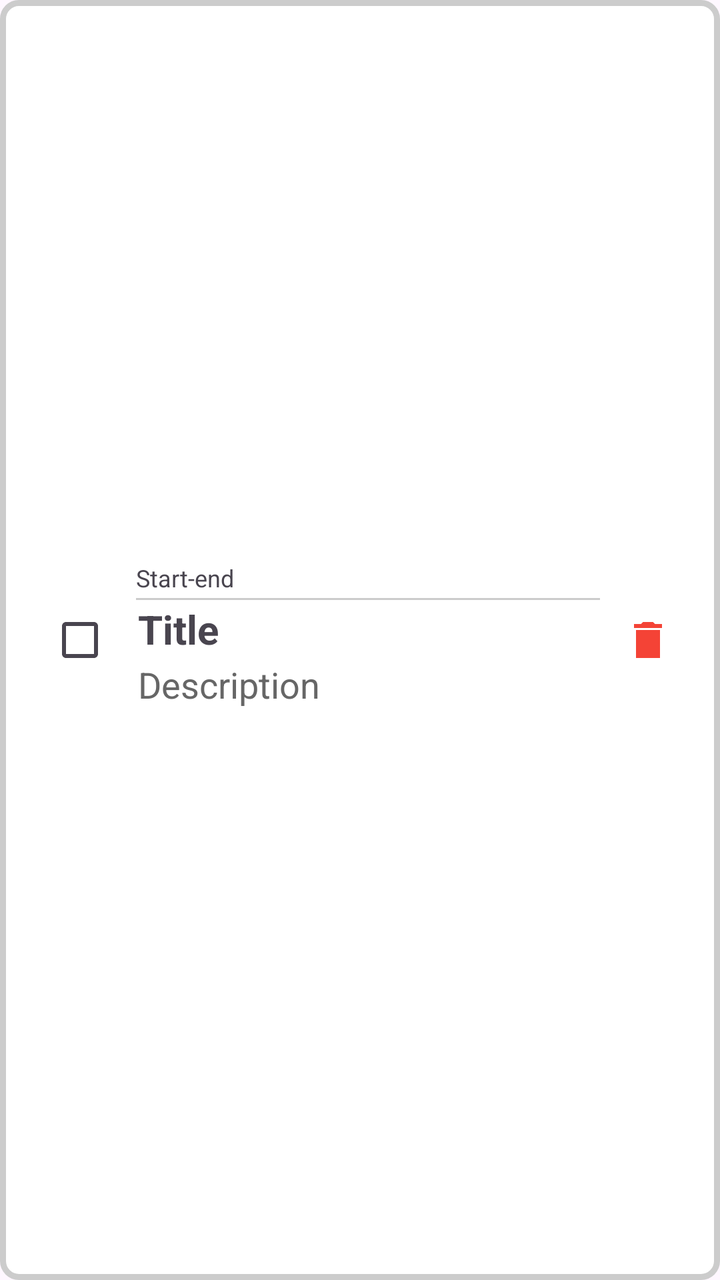
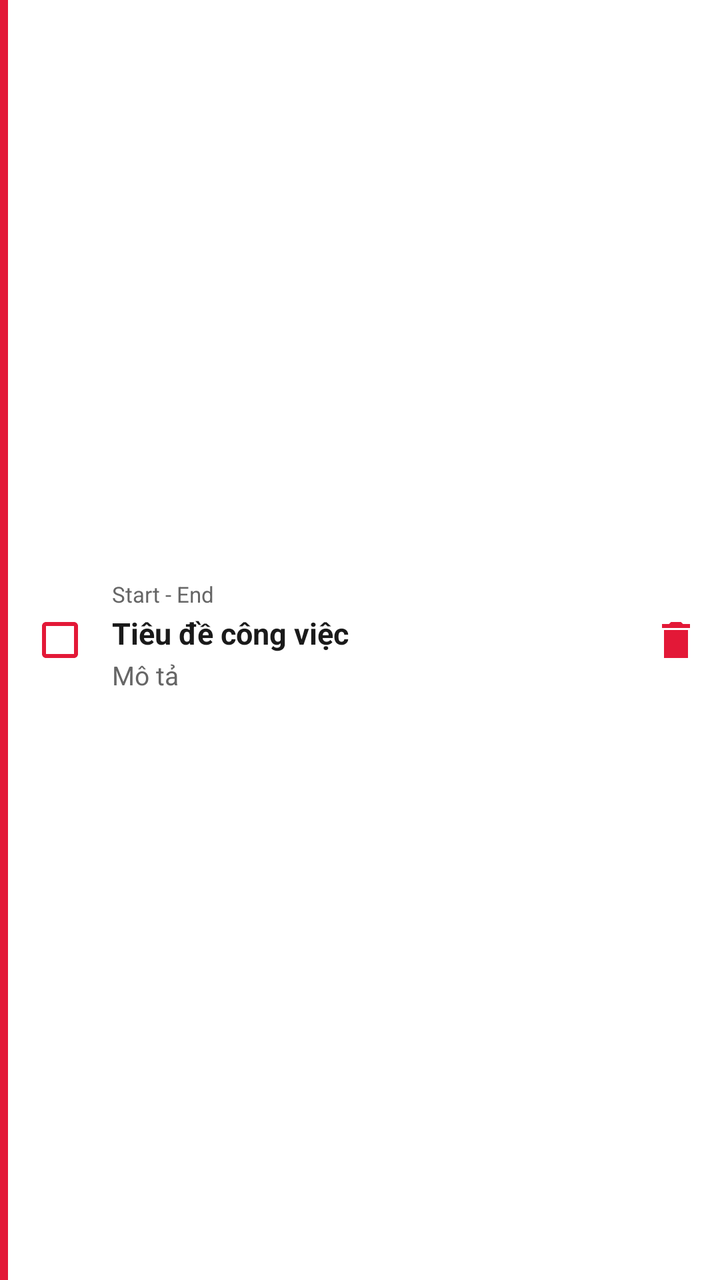

Before-and-after screenshots of an Android layout around one commit, followed by the original layout XML and the change that was made.
<!-- AndroidManifest.xml: application theme Theme.TodoApp -->
<!-- res/layout/task_layout.xml -->
<?xml version="1.0" encoding="utf-8"?>
<androidx.constraintlayout.widget.ConstraintLayout xmlns:android="http://schemas.android.com/apk/res/android"
    xmlns:app="http://schemas.android.com/apk/res-auto"
    android:layout_width="match_parent"
    android:layout_height="wrap_content"
    android:background="@drawable/task_border"
    android:orientation="vertical"
    android:layout_marginVertical="4dp"
    android:padding="12dp">


    <CheckBox
        android:id="@+id/checkbox"
        android:layout_width="56dp"
        android:layout_height="56dp"

        app:layout_constraintBottom_toBottomOf="parent"
        app:layout_constraintStart_toStartOf="parent"
        app:layout_constraintTop_toTopOf="parent" />


    <LinearLayout
        android:id="@+id/linearTextGroup"
        android:layout_width="0dp"
        android:layout_height="wrap_content"
        android:orientation="vertical"

        app:layout_constraintBottom_toBottomOf="parent"
        app:layout_constraintEnd_toStartOf="@id/delete_button"
        app:layout_constraintStart_toEndOf="@id/checkbox"
        app:layout_constraintTop_toTopOf="parent">

        <TextView
            android:id="@+id/tvTime"
            android:layout_width="match_parent"
            android:layout_height="wrap_content"
            android:text="Start-end"
            android:textSize="12sp" />

        <View
            android:layout_width="match_parent"
            android:layout_height="1dp"
            android:layout_marginTop="2dp"
            android:background="#CCCCCC" />

        <TextView
            android:id="@+id/tvTitle"
            android:layout_width="match_parent"
            android:layout_height="wrap_content"
            android:ellipsize="end"
            android:maxLines="2"
            android:padding="1dp"
            android:text="Title"
            android:textSize="20sp"
            android:textStyle="bold" />

        <TextView
            android:id="@+id/tvDescription"
            android:layout_width="match_parent"
            android:layout_height="wrap_content"
            android:ellipsize="end"
            android:maxLines="4"
            android:padding="1dp"
            android:text="Description"
            android:textColor="#666666"
            android:textSize="18sp" />

        
        <HorizontalScrollView
            android:layout_width="match_parent"
            android:layout_height="wrap_content"
            android:layout_marginTop="4dp"
            android:scrollbars="none">

            <LinearLayout
                android:id="@+id/tagsContainer"
                android:layout_width="wrap_content"
                android:layout_height="wrap_content"
                android:orientation="horizontal" />

        </HorizontalScrollView>

    </LinearLayout>

    <ImageView
        android:id="@+id/delete_button"
        android:layout_width="48dp"
        android:layout_height="48dp"

        android:contentDescription="Delete task"
        android:scaleType="centerInside"
        android:src="@drawable/ic_deletetask"
        app:backgroundTint="@color/white"
        app:layout_constraintBottom_toBottomOf="parent"

        app:layout_constraintEnd_toEndOf="parent"
        app:layout_constraintTop_toTopOf="parent"
        app:tint="@color/red" />

</androidx.constraintlayout.widget.ConstraintLayout>
<!-- resources referenced by this layout -->
<resources>
  <color name="red">#F44336</color>
  <color name="white">#FFFFFFFF</color>
  <!-- drawable ic_deletetask (drawable) -->
  <vector xmlns:android="http://schemas.android.com/apk/res/android"
      android:height="24dp"
      android:tint="#80081E"
      android:viewportHeight="24"
      android:viewportWidth="24"
      android:width="24dp">
  
      <path
          android:fillColor="@android:color/white"
          android:pathData="M6,21h12V7H6v14zM19,4h-3.5l-1,-1h-5l-1,1H5v2h14V4z" />
  
  </vector>
  <!-- drawable task_border (drawable) -->
  <?xml version="1.0" encoding="utf-8"?>
  <shape xmlns:android="http://schemas.android.com/apk/res/android"
      android:shape="rectangle">
      
      <stroke
          android:width="3dp"
          android:color="#CCCCCC" />
  
      
      <corners android:radius="8dp" />
  
      
      <solid android:color="#FFFFFF" />
  
      
      <padding
          android:left="8dp"
          android:top="8dp"
          android:right="8dp"
          android:bottom="8dp" />
  </shape>
  <style name="Theme.TodoApp" parent="Base.Theme.TodoApp">
          
          <item name="android:windowOptOutEdgeToEdgeEnforcement" tools:targetApi="35">true</item>
      </style>
  <style name="Base.Theme.TodoApp" parent="Theme.Material3.DayNight.NoActionBar">
          
          
      </style>
</resources>

<!-- the commit's change to res/layout/task_layout.xml (unified diff, before → after) -->
@@ -1,71 +1,71 @@
 <?xml version="1.0" encoding="utf-8"?>
-<androidx.constraintlayout.widget.ConstraintLayout xmlns:android="http://schemas.android.com/apk/res/android"
+<LinearLayout xmlns:android="http://schemas.android.com/apk/res/android"
     xmlns:app="http://schemas.android.com/apk/res-auto"
     android:layout_width="match_parent"
     android:layout_height="wrap_content"
-    android:background="@drawable/task_border"
-    android:orientation="vertical"
+    android:layout_marginHorizontal="0dp"
     android:layout_marginVertical="4dp"
-    android:padding="12dp">
+    android:background="@android:color/white"
+    android:elevation="1dp"
+    android:orientation="horizontal">
 
+    
+    <View
+        android:id="@+id/viewPriorityAccent"
+        android:layout_width="4dp"
+        android:layout_height="match_parent"
+        android:background="@color/hust_red" />
 
+    
     <CheckBox
         android:id="@+id/checkbox"
-        android:layout_width="56dp"
-        android:layout_height="56dp"
+        android:layout_width="52dp"
+        android:layout_height="match_parent"
+        android:layout_gravity="center_vertical"
+        android:gravity="center"
+        android:buttonTint="@color/hust_red" />
 
-        app:layout_constraintBottom_toBottomOf="parent"
-        app:layout_constraintStart_toStartOf="parent"
-        app:layout_constraintTop_toTopOf="parent" />
-
-
+    
     <LinearLayout
         android:id="@+id/linearTextGroup"
         android:layout_width="0dp"
         android:layout_height="wrap_content"
-        android:orientation="vertical"
-
-        app:layout_constraintBottom_toBottomOf="parent"
-        app:layout_constraintEnd_toStartOf="@id/delete_button"
-        app:layout_constraintStart_toEndOf="@id/checkbox"
-        app:layout_constraintTop_toTopOf="parent">
+        android:layout_gravity="center_vertical"
+        android:layout_marginVertical="10dp"
+        android:layout_weight="1"
+        android:orientation="vertical">
 
         <TextView
             android:id="@+id/tvTime"
             android:layout_width="match_parent"
             android:layout_height="wrap_content"
-            android:text="Start-end"
-            android:textSize="12sp" />
-
-        <View
-            android:layout_width="match_parent"
-            android:layout_height="1dp"
-            android:layout_marginTop="2dp"
-            android:background="#CCCCCC" />
+            android:text="Start - End"
+            android:textColor="@color/text_secondary"
+            android:textSize="11sp" />
 
         <TextView
             android:id="@+id/tvTitle"
             android:layout_width="match_parent"
             android:layout_height="wrap_content"
+            android:layout_marginTop="2dp"
             android:ellipsize="end"
             android:maxLines="2"
-            android:padding="1dp"
-            android:text="Title"
-            android:textSize="20sp"
+            android:text="Tiêu đề công việc"
+            android:textColor="@color/text_primary"
+            android:textSize="15sp"
             android:textStyle="bold" />
 
         <TextView
             android:id="@+id/tvDescription"
             android:layout_width="match_parent"
             android:layout_height="wrap_content"
+            android:layout_marginTop="2dp"
             android:ellipsize="end"
-            android:maxLines="4"
-            android:padding="1dp"
-            android:text="Description"
-            android:textColor="#666666"
-            android:textSize="18sp" />
+            android:maxLines="3"
+            android:text="Mô tả"
+            android:textColor="@color/text_secondary"
+            android:textSize="13sp" />
 
-        
         <HorizontalScrollView
             android:layout_width="match_parent"
             android:layout_height="wrap_content"
@@ -77,24 +77,19 @@
                 android:layout_width="wrap_content"
                 android:layout_height="wrap_content"
                 android:orientation="horizontal" />
-
         </HorizontalScrollView>
-
     </LinearLayout>
 
+    
     <ImageView
         android:id="@+id/delete_button"
-        android:layout_width="48dp"
-        android:layout_height="48dp"
-
-        android:contentDescription="Delete task"
+        android:layout_width="44dp"
+        android:layout_height="44dp"
+        android:layout_gravity="center_vertical"
+        android:contentDescription="Xoá"
+        android:padding="10dp"
         android:scaleType="centerInside"
         android:src="@drawable/ic_deletetask"
-        app:backgroundTint="@color/white"
-        app:layout_constraintBottom_toBottomOf="parent"
+        app:tint="@color/hust_red" />
 
-        app:layout_constraintEnd_toEndOf="parent"
-        app:layout_constraintTop_toTopOf="parent"
-        app:tint="@color/red" />
-
-</androidx.constraintlayout.widget.ConstraintLayout>
+</LinearLayout>
<!-- resource entries referenced after the edit -->
@@ -1,7 +1,12 @@
 <!-- resources referenced by this layout -->
 <resources>
-  <color name="red">#F44336</color>
+  <color name="hust_red">#E31837</color>
+  <color name="text_primary">#1A1A1A</color>
+  <color name="text_secondary">#666666</color>
   <color name="white">#FFFFFFFF</color>
+  <color name="hust_red_light">#FFEBEE</color>
+  <color name="hust_red_dark">#A81020</color>
+  <color name="surface">#F5F5F5</color>
   <!-- drawable ic_deletetask (drawable) -->
   <vector xmlns:android="http://schemas.android.com/apk/res/android"
       android:height="24dp"
@@ -15,35 +20,19 @@
           android:pathData="M6,21h12V7H6v14zM19,4h-3.5l-1,-1h-5l-1,1H5v2h14V4z" />
   
   </vector>
-  <!-- drawable task_border (drawable) -->
-  <?xml version="1.0" encoding="utf-8"?>
-  <shape xmlns:android="http://schemas.android.com/apk/res/android"
-      android:shape="rectangle">
-      
-      <stroke
-          android:width="3dp"
-          android:color="#CCCCCC" />
-  
-      
-      <corners android:radius="8dp" />
-  
-      
-      <solid android:color="#FFFFFF" />
-  
-      
-      <padding
-          android:left="8dp"
-          android:top="8dp"
-          android:right="8dp"
-          android:bottom="8dp" />
-  </shape>
   <style name="Theme.TodoApp" parent="Base.Theme.TodoApp">
-          
           <item name="android:windowOptOutEdgeToEdgeEnforcement" tools:targetApi="35">true</item>
       </style>
   <style name="Base.Theme.TodoApp" parent="Theme.Material3.DayNight.NoActionBar">
-          
-          
+          <item name="colorPrimary">@color/hust_red</item>
+          <item name="colorOnPrimary">@color/white</item>
+          <item name="colorPrimaryContainer">@color/hust_red_light</item>
+          <item name="colorOnPrimaryContainer">@color/hust_red_dark</item>
+          <item name="colorSecondary">@color/hust_red_dark</item>
+          <item name="colorOnSecondary">@color/white</item>
+          <item name="colorSurface">@color/white</item>
+          <item name="colorOnSurface">@color/text_primary</item>
+          <item name="android:colorBackground">@color/surface</item>
       </style>
 </resources>
 
